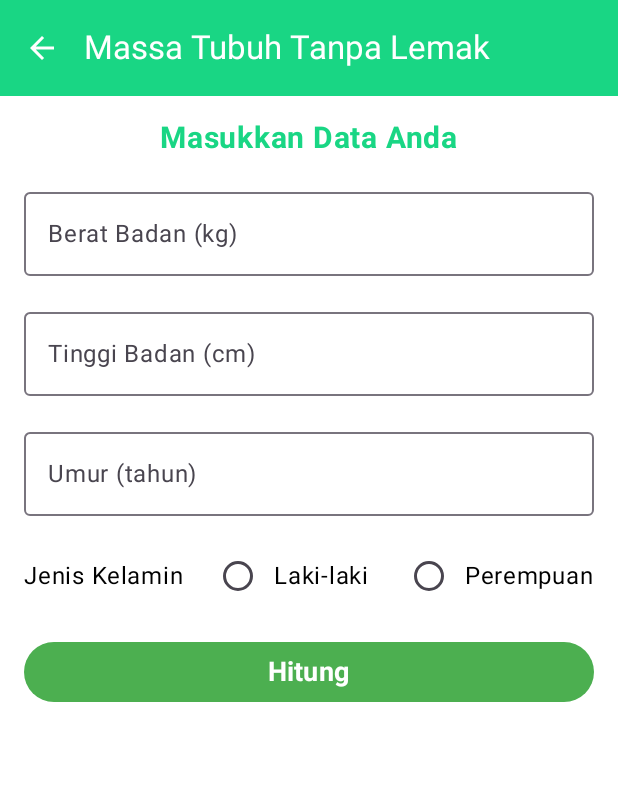
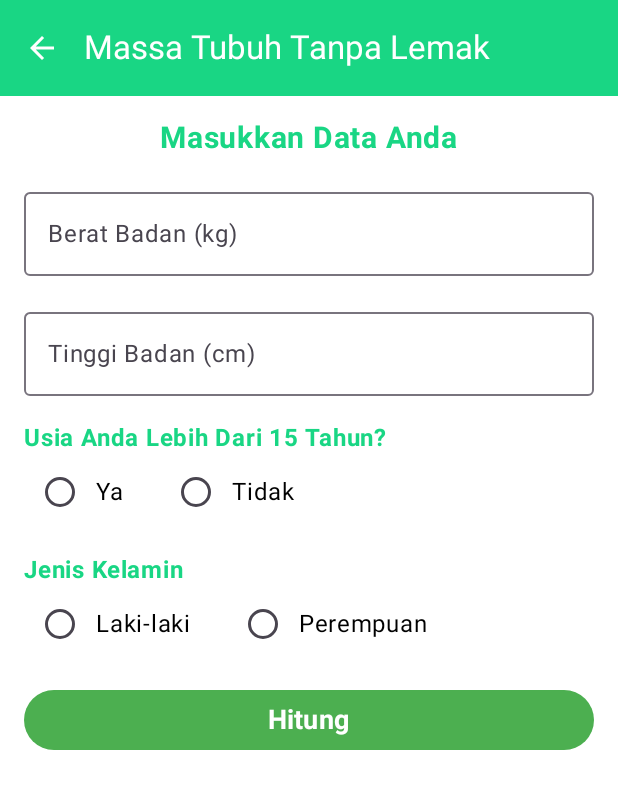
Before and after one commit to fdhlvidiarta/ProjectMobile_2, an Android app built with Jetpack Compose: the screen it shows after launch (MainActivity), after a tap on "Massa Tubuh Tanpa Lemak", on a phone screen of 412 x 824 dp. Shown: the top 789 px of the screen. Run offline under Robolectric (Android 15) with nearby library versions, the phone set to English and light mode, and no system bars.

```diff
--- a/app/src/main/java/com/kelompok2/kalkulatorbmi/ui/theme/screens/LeanBodyMassScreen.kt
+++ b/app/src/main/java/com/kelompok2/kalkulatorbmi/ui/theme/screens/LeanBodyMassScreen.kt
@@ -27,10 +27,9 @@ import kotlin.math.pow
 fun LeanBodyMassScreen(navController: NavController) {
     var weight by remember { mutableStateOf("") }
     var height by remember { mutableStateOf("") }
-    var age by remember { mutableStateOf("") }
+    var ageOption by remember { mutableStateOf("") }
     var gender by remember { mutableStateOf("") }
     var leanBodyMassResult by remember { mutableStateOf<Double?>(null) }
-    var recommendation by remember { mutableStateOf("") }
     var advice by remember { mutableStateOf("") }
     var errorMessage by remember { mutableStateOf("") }
 
@@ -71,6 +70,7 @@ fun LeanBodyMassScreen(navController: NavController) {
                 onValueChange = { weight = it },
                 label = { Text("Berat Badan (kg)") },
                 modifier = Modifier.fillMaxWidth(),
+                singleLine = true,
                 keyboardOptions = KeyboardOptions.Default.copy(keyboardType = KeyboardType.Number)
             )
 
@@ -79,27 +79,88 @@ fun LeanBodyMassScreen(navController: NavController) {
                 onValueChange = { height = it },
                 label = { Text("Tinggi Badan (cm)") },
                 modifier = Modifier.fillMaxWidth(),
+                singleLine = true,
                 keyboardOptions = KeyboardOptions.Default.copy(keyboardType = KeyboardType.Number)
             )
 
-            OutlinedTextField(
-                value = age,
-                onValueChange = { age = it },
-                label = { Text("Umur (tahun)") },
+            Column(modifier = Modifier.fillMaxWidth()) {
+                Text(
+                    "Usia Anda Lebih Dari 15 Tahun?",
+                    color = MaterialTheme.colorScheme.primary,
+                    fontWeight = FontWeight.Bold
+                )
+                Row(
                     modifier = Modifier.fillMaxWidth(),
-                keyboardOptions = KeyboardOptions.Default.copy(keyboardType = KeyboardType.Number)
+                    verticalAlignment = Alignment.CenterVertically
+                ) {
+                    Row(
+                        verticalAlignment = Alignment.CenterVertically,
+                        modifier = Modifier
+                            .clickable { ageOption = "Ya" }
+                            .padding(end = 8.dp)
+                    ) {
+                        RadioButton(
+                            selected = ageOption == "Ya",
+                            onClick = { ageOption = "Ya" }
                         )
+                        Text("Ya")
+                    }
+
+                    Spacer(modifier = Modifier.width(16.dp))
 
                     Row(
                         verticalAlignment = Alignment.CenterVertically,
-                modifier = Modifier.fillMaxWidth()
+                        modifier = Modifier
+                            .clickable { ageOption = "Tidak" }
+                            .padding(end = 8.dp)
                     ) {
-                Text("Jenis Kelamin", modifier = Modifier.weight(1f))
-                RadioButton(selected = gender == "Laki-laki", onClick = { gender = "Laki-laki" })
-                Text("Laki-laki", modifier = Modifier.clickable { gender = "Laki-laki" })
+                        RadioButton(
+                            selected = ageOption == "Tidak",
+                            onClick = { ageOption = "Tidak" }
+                        )
+                        Text("Tidak")
+                    }
+                }
+            }
+
+            Column(modifier = Modifier.fillMaxWidth()) {
+                Text(
+                    "Jenis Kelamin",
+                    color = MaterialTheme.colorScheme.primary,
+                    fontWeight = FontWeight.Bold
+                )
+                Row(
+                    modifier = Modifier.fillMaxWidth(),
+                    verticalAlignment = Alignment.CenterVertically
+                ) {
+                    Row(
+                        verticalAlignment = Alignment.CenterVertically,
+                        modifier = Modifier
+                            .clickable { gender = "Laki-laki" }
+                            .padding(end = 8.dp)
+                    ) {
+                        RadioButton(
+                            selected = gender == "Laki-laki",
+                            onClick = { gender = "Laki-laki" }
+                        )
+                        Text("Laki-laki")
+                    }
+
                     Spacer(modifier = Modifier.width(16.dp))
-                RadioButton(selected = gender == "Perempuan", onClick = { gender = "Perempuan" })
-                Text("Perempuan", modifier = Modifier.clickable { gender = "Perempuan" })
+
+                    Row(
+                        verticalAlignment = Alignment.CenterVertically,
+                        modifier = Modifier
+                            .clickable { gender = "Perempuan" }
+                            .padding(end = 8.dp)
+                    ) {
+                        RadioButton(
+                            selected = gender == "Perempuan",
+                            onClick = { gender = "Perempuan" }
+                        )
+                        Text("Perempuan")
+                    }
+                }
             }
 
             if (errorMessage.isNotEmpty()) {
@@ -116,7 +177,6 @@ fun LeanBodyMassScreen(navController: NavController) {
                 onClick = {
                     val weightValue = weight.toDoubleOrNull()
                     val heightValue = height.toDoubleOrNull()
-                    val ageValue = age.toIntOrNull()
 
                     if (weightValue == null || weightValue <= 0) {
                         errorMessage = "Berat badan tidak valid."
@@ -128,25 +188,19 @@ fun LeanBodyMassScreen(navController: NavController) {
                         return@Button
                     }
 
-                    if (ageValue == null || ageValue <= 0) {
-                        errorMessage = "Umur tidak valid."
+                    if (ageOption.isEmpty()) {
+                        errorMessage = "Silakan pilih apakah usia Anda lebih dari 15 tahun: Ya atau Tidak."
                         return@Button
                     }
 
-                    if (gender.isEmpty()) {
-                        errorMessage = "Pilih jenis kelamin."
+                    if (ageOption == "Ya" && gender.isEmpty()) {
+                        errorMessage = "Silakan pilih jenis kelamin Anda: Laki-laki atau Perempuan."
                         return@Button
                     }
 
                     errorMessage = ""
-                    leanBodyMassResult = calculateLeanBodyMass(weightValue, heightValue, ageValue, gender)
+                    leanBodyMassResult = calculateLeanBodyMass(weightValue, heightValue, ageOption, gender)
                     if (leanBodyMassResult != null) {
-                        recommendation = if (leanBodyMassResult!! > 60) {
-                            "Massa tubuh tanpa lemak Anda sangat baik! Tetap jaga pola makan sehat dan olahraga teratur."
-                        } else {
-                            "Massa tubuh tanpa lemak Anda cukup baik. Anda bisa meningkatkan massa otot dengan olahraga rutin seperti angkat beban."
-                        }
-
                         advice = when {
                             weightValue / (heightValue / 100).pow(2) < 18.5 -> {
                                 "Anda berada dalam kategori kurus. Tingkatkan asupan kalori dan protein, konsumsi makanan bergizi seperti alpukat, selai kacang, ayam, ikan, dan telur. Selain itu, lakukan latihan beban dan latihan kekuatan secara rutin untuk membantu membangun massa otot!"
@@ -190,20 +244,18 @@ fun LeanBodyMassScreen(navController: NavController) {
                                 fontSize = 18.sp,
                                 fontWeight = FontWeight.Bold
                             )
+
                             Spacer(modifier = Modifier.height(8.dp))
+
                             Text(
                                 text = String.format("%.2f kg", lbm),
                                 fontSize = 36.sp,
                                 fontWeight = FontWeight.Bold,
                                 color = MaterialTheme.colorScheme.primary
                             )
+
                             Spacer(modifier = Modifier.height(8.dp))
-                            Text(
-                                text = recommendation,
-                                fontSize = 15.sp,
-                                textAlign = TextAlign.Center
-                            )
-                            Spacer(modifier = Modifier.height(8.dp))
+
                             Box(
                                 modifier = Modifier
                                     .fillMaxWidth()
@@ -229,10 +281,16 @@ fun LeanBodyMassScreen(navController: NavController) {
     }
 }
 
-fun calculateLeanBodyMass(weight: Double, height: Double, age: Int, gender: String): Double? {
-    return when (gender) {
-        "Laki-laki" -> 0.407 * weight + 0.267 * height - 0.1 * age - 19.2
-        "Perempuan" -> 0.252 * weight + 0.473 * height - 0.1 * age - 48.3
+fun calculateLeanBodyMass(weight: Double, height: Double, ageOption: String, gender: String): Double? {
+    return if (ageOption == "Tidak") {
+        // Formula untuk usia dibawah 15 tahun
+        val eECV = 0.0215 * weight.pow(0.6469) * height.pow(0.7236)
+        3.8 * eECV
+    } else {
+        when (gender) {
+            "Laki-laki" -> 0.407 * weight + 0.267 * height - 19.2
+            "Perempuan" -> 0.252 * weight + 0.473 * height - 48.3
             else -> null
         }
     }
+}
```
Also changed, not shown: app/src/main/java/com/kelompok2/kalkulatorbmi/ui/theme/screens/BMICalculatorScreen.kt (+86 -115 lines), 1 other file. Lines whose indentation alone changed are shown as unchanged.
